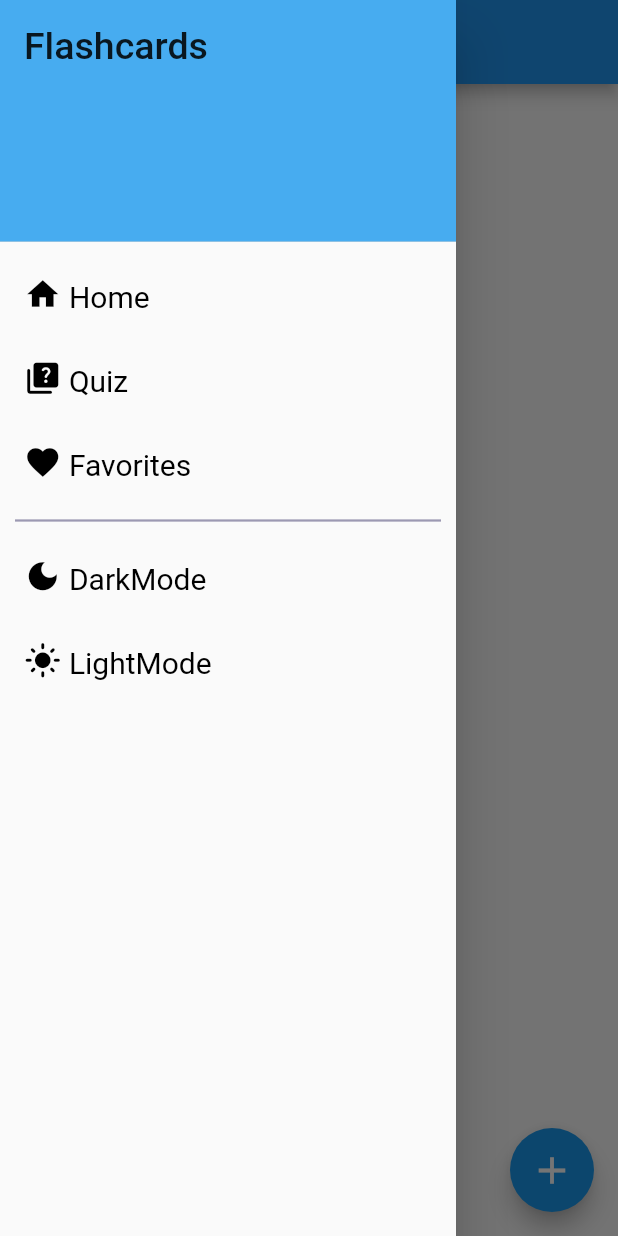
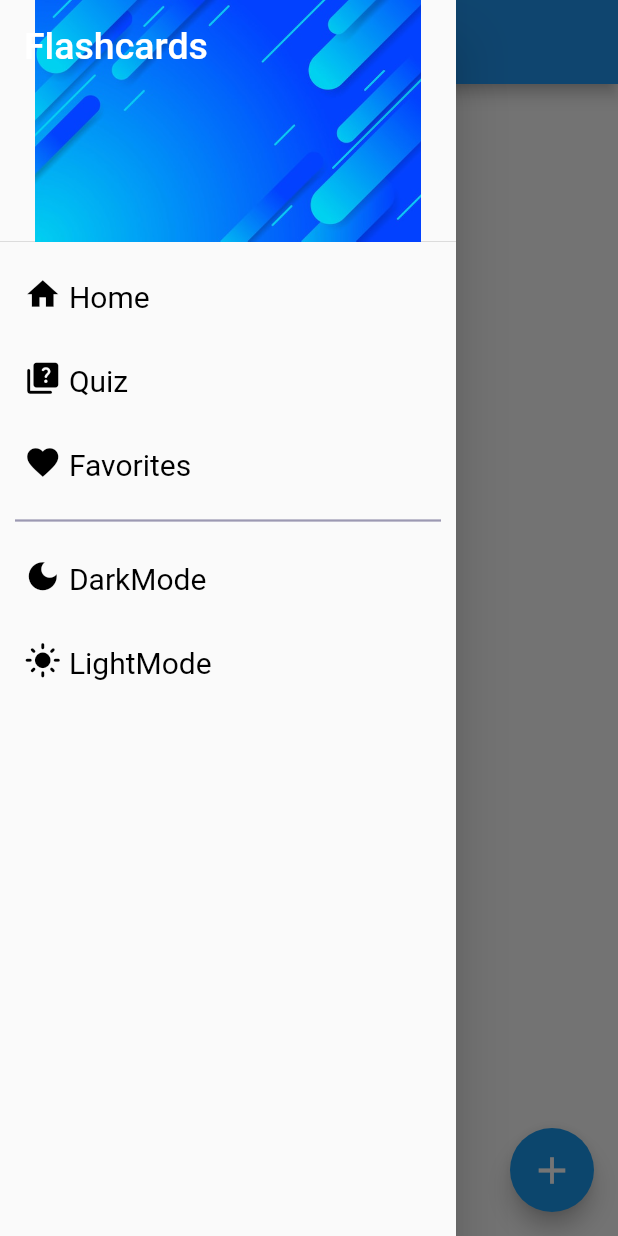
Before and after one commit to Udit-Develops/flash_card, a Flutter app: the screen it shows after launch, with the side drawer open, on a phone screen of 412 x 824 dp. Run offline on Flutter 3.47's test engine with Material 2 defaults, Android fonts, the phone set to English and light mode, and no system bars; our stand-ins replace flutter_colorpicker, rflutter_alert.

Commit message:
sixth commit

```diff
--- a/lib/screens/home_screen.dart
+++ b/lib/screens/home_screen.dart
@@ -34,10 +34,11 @@ class _HomePageState extends State<HomePage> {
               children: [
                 DrawerHeader(
                   decoration: BoxDecoration(
-                      color: const Color(0xFF1A99EE).withOpacity(0.8)),
+                      image: DecorationImage(
+                          image: AssetImage("images/FlashCardDrawer.png"))),
                   child: const Text(
                     'Flashcards',
-                    style: TextStyle(fontSize: 25.0),
+                    style: TextStyle(fontSize: 25.0, color: Colors.white),
                   ),
                 ),
                 ListTile(
--- a/pubspec.yaml
+++ b/pubspec.yaml
@@ -64,8 +64,8 @@ flutter:
   uses-material-design: true
 
   # To add assets to your application, add an assets section, like this:
-  # assets:
-  #   - images/a_dot_burr.jpeg
+  assets:
+   - images/
   #   - images/a_dot_ham.jpeg
 
   # An image asset can refer to one or more resolution-specific "variants", see
```
Also changed, not shown: images/FlashCardDrawer.png (added).
